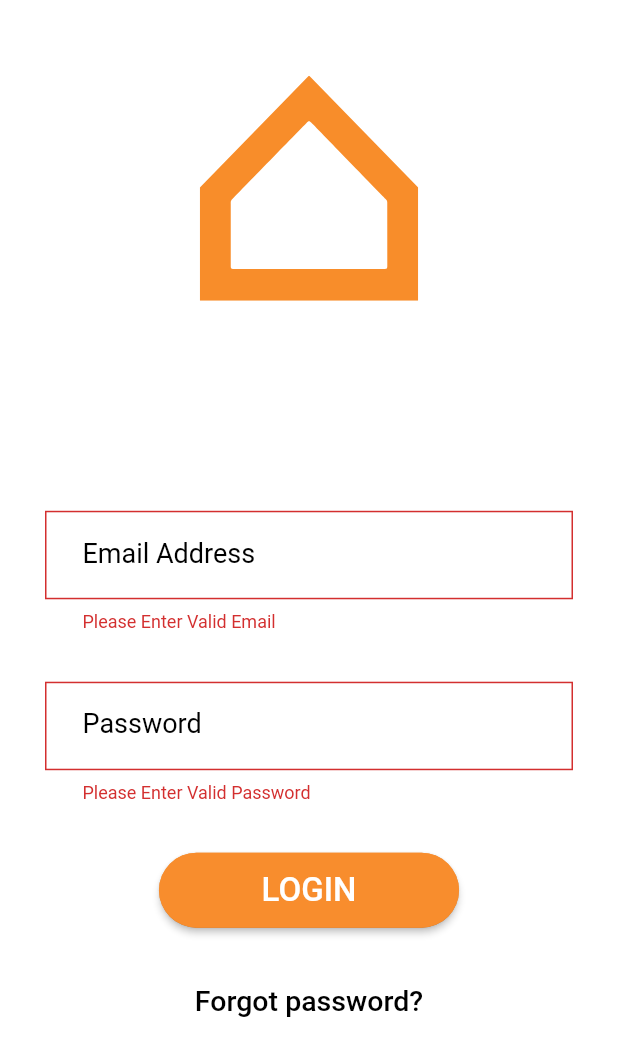
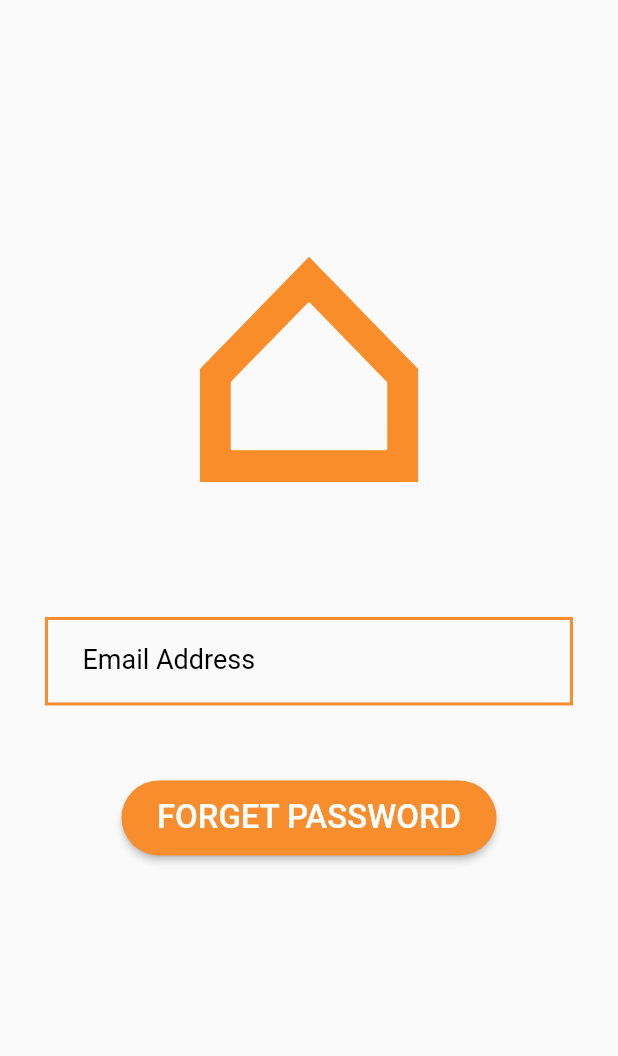
Before and after one commit to vmritsolution/id_works_afhsgear, a Flutter app: the screen it shows after launch, after a tap on "LOGIN", after a tap on "Forgot password?", on a phone screen of 412 x 824 dp. Shown: the top 1056 px of the screen. Run offline on Flutter 3.47's test engine with Material 2 defaults, Android fonts, the phone set to English and light mode, and no system bars; our stand-ins replace awesome_notifications, firebase_core, firebase_messaging, flutter_spinkit, flutter_svg, shared_preferences and 1 more; accounts and stored records are empty.

Commit message:
forgot password update

```diff
--- /dev/null
+++ b/lib/ForgotPasswordScreen.dart
@@ -0,0 +1,225 @@
+import 'package:flutter/material.dart';
+import 'package:flutter_spinkit/flutter_spinkit.dart';
+import 'package:flutter_svg/svg.dart';
+import 'package:http/http.dart' as http;
+import 'dart:convert';
+
+class ForgotPasswordScreen extends StatefulWidget {
+  const ForgotPasswordScreen({Key? key}) : super(key: key);
+
+  @override
+  _ForgotPasswordScreenState createState() => _ForgotPasswordScreenState();
+}
+
+class _ForgotPasswordScreenState extends State<ForgotPasswordScreen> {
+  final _formKey = GlobalKey<FormState>();
+  bool isValid = false;
+
+  @override
+  Widget build(BuildContext context) {
+    return Scaffold(
+      body: _buildBody(context),
+    );
+  }
+
+  Widget _buildBody(BuildContext context) {
+    final mediaQuery = MediaQuery.of(context).size;
+    return SafeArea(
+      child: Form(
+        key: _formKey,
+        child: SingleChildScrollView(
+          child: Container(
+            height: mediaQuery.height * 0.9,
+            child: Center(
+              child: Padding(
+                padding: const EdgeInsets.symmetric(horizontal: 30),
+                child: Column(
+                  mainAxisAlignment: MainAxisAlignment.center,
+                  children: [
+                    _homeLogoWidget(),
+                    const SizedBox(height: 90),
+                    _materialTextField(context),
+                    const SizedBox(height: 50),
+                    _forgotPasswordButton(context),
+                  ],
+                ),
+              ),
+            ),
+          ),
+        ),
+      ),
+    );
+  }
+
+  Widget _homeLogoWidget() {
+    return SizedBox(
+      height: 150,
+      width: 150,
+      child: SvgPicture.asset("assets/HouseLogoSVG.svg"),
+    );
+  }
+
+  final TextEditingController _emailController = TextEditingController();
+  bool _isEmailValid = false;
+
+  bool isEmailValid(String value) {
+    Pattern pattern =
+        r'^(([^<>()[\]\\.,;:\s@\"]+(\.[^<>()[\]\\.,;:\s@\"]+)*)|(\".+\"))@((\[[0-9]{1,3}\.[0-9]{1,3}\.[0-9]{1,3}\.[0-9]{1,3}\])|(([a-zA-Z\-0-9]+\.)+[a-zA-Z]{2,}))$';
+    RegExp regex = RegExp(pattern.toString());
+    return (!regex.hasMatch(value)) ? false : true;
+  }
+
+  Widget _materialTextField(BuildContext context) {
+    return TextFormField(
+      textInputAction: TextInputAction.next,
+      validator: (value) {
+        if (value!.isEmpty) {
+          _isEmailValid = false;
+          return 'Please Enter Email';
+        } else {
+          if (isEmailValid(value)) {
+            _isEmailValid = true;
+            return '';
+          } else {
+            return 'Please Enter Valid Email';
+          }
+        }
+      },
+      controller: _emailController,
+      decoration: InputDecoration(
+        labelText: "Email Address",
+        labelStyle: const TextStyle(color: Colors.black, fontSize: 18),
+        contentPadding:
+            const EdgeInsets.symmetric(horizontal: 25, vertical: 20),
+        border: OutlineInputBorder(
+          borderRadius: BorderRadius.circular(0),
+          borderSide: const BorderSide(color: Color(0xFFf88d2d), width: 2),
+        ),
+        enabledBorder: OutlineInputBorder(
+          borderRadius: BorderRadius.circular(0),
+          borderSide: const BorderSide(color: Color(0xFFf88d2d), width: 2),
+        ),
+        focusedBorder: OutlineInputBorder(
+          borderRadius: BorderRadius.circular(0),
+          borderSide: const BorderSide(color: Color(0xFFf88d2d), width: 2),
+        ),
+      ),
+    );
+  }
+
+  Widget _forgotPasswordButton(BuildContext context) {
+    return Builder(builder: (context) {
+      return SizedBox(
+        height: 50,
+        width: 250,
+        child: ElevatedButton(
+          onPressed: () {
+            _formKey.currentState?.validate();
+            if (_isEmailValid == true) {
+              _submitDialog(context);
+              _forgotPasswordAuth(_emailController.text);
+            }
+            /*_isEmailValid ? _submitDialog(context) : false;*/
+          },
+          child: const Text(
+            "FORGET PASSWORD",
+            style: TextStyle(color: Colors.white, fontSize: 22),
+          ),
+          style: ElevatedButton.styleFrom(
+            primary: const Color(0xFFf88d2d),
+            shape: RoundedRectangleBorder(
+              borderRadius: BorderRadius.circular(40),
+            ),
+          ),
+        ),
+      );
+    });
+  }
+
+  void isValidate() {
+    setState(() {
+      isValid = false;
+    });
+  }
+
+  Future<void> _forgotPasswordAuth(String email) async {
+    final response =
+        await http.post(Uri.parse('https://www.afhsgear.com/api/'), body: {
+      'action': "forgotPassword",
+      'customerEmail': email,
+      'siteID': "450",
+    });
+    var jsonResponse = json.decode(response.body);
+    print(jsonResponse);
+    /*isValid ? _submitDialog(context) : Navigator.pop(context);*/
+    /* if(jsonResponse != null){
+      setState(() {
+        _isEmailValid = false;
+      });
+    }*/
+
+    if (jsonResponse['message'] == null) {
+      print(jsonResponse['message']);
+      Navigator.of(context).pop();
+      _showDialog(context, 'Please Enter Valid Email');
+    } else if(jsonResponse['message'] == true) {
+      print(jsonResponse['message']);
+      Navigator.pop(context);
+      _showDialog(context, 'Please Check Your Email');
+    } else {
+      Navigator.of(context).pop();
+      _showDialog(context, 'Something went wrong Please try again!');
+    }
+    /*else if (jsonResponse['message'] == 'true') {
+      Navigator.of(context).pop();
+      _showDialog(context, 'Please Check your Mail');
+    }*/
+    /*else{
+      Navigator.of(context).pop();
+    }*/
+  }
+
+  _submitDialog(BuildContext context) {
+    return showDialog(
+        context: context,
+        barrierDismissible: true,
+        builder: (BuildContext context) {
+          return const SimpleDialog(
+            elevation: 0.0,
+            backgroundColor: Colors.white,
+            children: <Widget>[
+              Center(child: SpinKitCircle(color: Color(0xFFf88d2a)))
+            ],
+          );
+        });
+  }
+
+  _showDialog(BuildContext context, String message) {
+    return showDialog(
+        context: context,
+        barrierDismissible: true,
+        builder: (BuildContext context) {
+          return SimpleDialog(
+            elevation: 0.0,
+            backgroundColor: Colors.white,
+            children: <Widget>[
+              Center(
+                  child: Text(
+                message,
+                style: const TextStyle(fontSize: 18),
+              )),
+              const SizedBox(height: 10),
+              TextButton(
+                onPressed: () {
+                  Navigator.of(context).pop();
+                },
+                child: const Text(
+                  'Ok',
+                  style: TextStyle(fontSize: 18),
+                ),
+              ),
+            ],
+          );
+        });
+  }
+}
--- a/lib/LoginScreen.dart
+++ b/lib/LoginScreen.dart
@@ -7,6 +7,7 @@ import 'package:flutter/cupertino.dart';
 import 'package:flutter/material.dart';
 import 'package:flutter_spinkit/flutter_spinkit.dart';
 import 'package:flutter_svg/flutter_svg.dart';
+import 'package:id_works_afhsgear/ForgotPasswordScreen.dart';
 import 'package:id_works_afhsgear/utility/ApiError.dart';
 import 'package:id_works_afhsgear/utility/ApiResponse.dart';
 import 'package:id_works_afhsgear/utility/NotificationsUtility.dart';
@@ -26,11 +27,11 @@ class LoginScreen extends StatefulWidget {
 class _LoginScreenState extends State<LoginScreen> {
   @override
   final _formKey = GlobalKey<FormState>();
-   TextEditingController emailController = TextEditingController();
-   TextEditingController passwordController = TextEditingController();
+  TextEditingController emailController = TextEditingController();
+  TextEditingController passwordController = TextEditingController();
   var baseUrl = Uri.parse('https://www.afhsgear.com/api/');
-  bool _isEmailValid=false;
-  bool _isPasswordValid=false;
+  bool _isEmailValid = false;
+  bool _isPasswordValid = false;
   String messageTitle = "Empty";
   String notificationAlert = "alert";
 
@@ -53,10 +54,10 @@ class _LoginScreenState extends State<LoginScreen> {
   }
 
   _changeData(String msg) => setState(() => notificationData = msg);
+
   _changeBody(String msg) => setState(() => notificationBody = msg);
+
   _changeTitle(String msg) => setState(() => notificationTitle = msg);
-
-
 
   Widget build(BuildContext scaffoldContext) {
     return Platform.isIOS
@@ -83,9 +84,7 @@ class _LoginScreenState extends State<LoginScreen> {
   }
 
   Widget _buildBody(BuildContext bodyContext) {
-    final mediaQuery = MediaQuery
-        .of(context)
-        .size;
+    final mediaQuery = MediaQuery.of(context).size;
     return SafeArea(
       child: Form(
         key: _formKey,
@@ -147,9 +146,7 @@ class _LoginScreenState extends State<LoginScreen> {
   }
 
   Widget _materialTextField() {
-    final mediaQuery = MediaQuery
-        .of(context)
-        .size;
+    final mediaQuery = MediaQuery.of(context).size;
     return Column(
       children: [
         //added
@@ -173,7 +170,7 @@ class _LoginScreenState extends State<LoginScreen> {
             labelText: "Email Address",
             labelStyle: const TextStyle(color: Colors.black, fontSize: 18),
             contentPadding:
-            const EdgeInsets.symmetric(horizontal: 25, vertical: 20),
+                const EdgeInsets.symmetric(horizontal: 25, vertical: 20),
             border: OutlineInputBorder(
               borderRadius: BorderRadius.circular(0),
               borderSide: const BorderSide(color: Color(0xFFf88d2d), width: 2),
@@ -203,7 +200,7 @@ class _LoginScreenState extends State<LoginScreen> {
           controller: passwordController,
           decoration: InputDecoration(
             contentPadding:
-            const EdgeInsets.symmetric(horizontal: 25, vertical: 20),
+                const EdgeInsets.symmetric(horizontal: 25, vertical: 20),
             labelText: "Password",
             labelStyle: const TextStyle(color: Colors.black, fontSize: 18),
             border: OutlineInputBorder(
@@ -225,15 +222,14 @@ class _LoginScreenState extends State<LoginScreen> {
   }
 
   bool isEmailValid(String value) {
-    Pattern pattern = r'^(([^<>()[\]\\.,;:\s@\"]+(\.[^<>()[\]\\.,;:\s@\"]+)*)|(\".+\"))@((\[[0-9]{1,3}\.[0-9]{1,3}\.[0-9]{1,3}\.[0-9]{1,3}\])|(([a-zA-Z\-0-9]+\.)+[a-zA-Z]{2,}))$';
+    Pattern pattern =
+        r'^(([^<>()[\]\\.,;:\s@\"]+(\.[^<>()[\]\\.,;:\s@\"]+)*)|(\".+\"))@((\[[0-9]{1,3}\.[0-9]{1,3}\.[0-9]{1,3}\.[0-9]{1,3}\])|(([a-zA-Z\-0-9]+\.)+[a-zA-Z]{2,}))$';
     RegExp regex = RegExp(pattern.toString());
     return (!regex.hasMatch(value)) ? false : true;
   }
 
   Widget _cupertinoTextField() {
-    final mediaQuery = MediaQuery
-        .of(context)
-        .size;
+    final mediaQuery = MediaQuery.of(context).size;
     return Column(
       children: [
         const CupertinoTextField(
@@ -320,7 +316,13 @@ class _LoginScreenState extends State<LoginScreen> {
 
   Widget _materialTextButton() {
     return TextButton(
-      onPressed: () {},
+      onPressed: () {
+        Navigator.of(context).push(
+          MaterialPageRoute(
+            builder: (context) => ForgotPasswordScreen(),
+          ),
+        );
+      },
       child: const Text(
         'Forgot password?',
         style: TextStyle(
@@ -408,9 +410,7 @@ class _LoginScreenState extends State<LoginScreen> {
             elevation: 0.0,
             backgroundColor: Colors.transparent,
             children: <Widget>[
-              Center(
-                  child: SpinKitCircle(color: Color(0xFFf88d2a))
-              )
+              Center(child: SpinKitCircle(color: Color(0xFFf88d2a)))
             ],
           );
         });
@@ -431,7 +431,8 @@ class _LoginScreenState extends State<LoginScreen> {
     // and use it to show a SnackBar.
     ScaffoldMessenger.of(context).showSnackBar(snackBar);
   }
-  void Notify() async{
+
+  void Notify() async {
     // local notification
     AwesomeNotifications().createNotification(
         content: NotificationContent(
@@ -439,10 +440,6 @@ class _LoginScreenState extends State<LoginScreen> {
             channelKey: 'basic_channel',
             title: 'Simple Notification',
             body: 'Simple body',
-            bigPicture:'assets://images/protocoderlogo.png'
-        )
-    );
+            bigPicture: 'assets://images/protocoderlogo.png'));
   }
-
-
 }
--- a/lib/web_view/web_view_applicaion.dart
+++ b/lib/web_view/web_view_applicaion.dart
@@ -147,7 +147,9 @@ class _WebViewApplicationState extends State<WebViewApplication> {
               }
               print(url);
             },
-            onPageFinished: _handleLoad,
+            onPageFinished: (url){
+              _handleLoad;
+            },
           ),
         ),
         Container(
```
